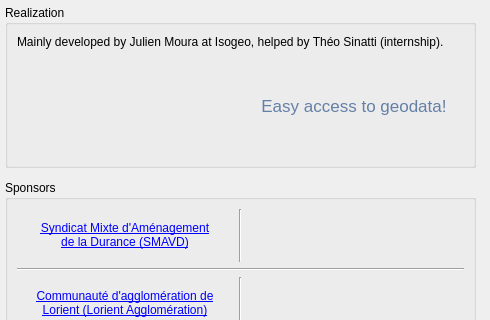
The window that ui/credits/ui_credits.ui (isogeo/isogeo-plugin-qgis) describes before a commit, drawn with Qt 5; both pictures show x 0 to 490 and y 0 to 320 of the 490 by 560 pixel window.
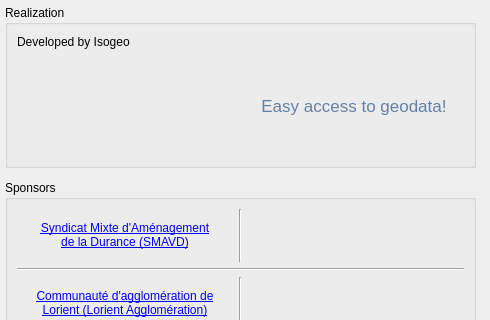
The same window after the commit. Icons and pictures are not drawn.

```diff
--- a/ui/credits/ui_credits.ui
+++ b/ui/credits/ui_credits.ui
@@ -74,7 +74,7 @@
        <item>
         <widget class="QLabel" name="lbl_development">
          <property name="text">
-          <string>Mainly developed by Julien Moura at Isogeo, helped by Théo Sinatti (internship).</string>
+          <string>Developed by Isogeo</string>
          </property>
          <property name="wordWrap">
           <bool>true</bool>
```
